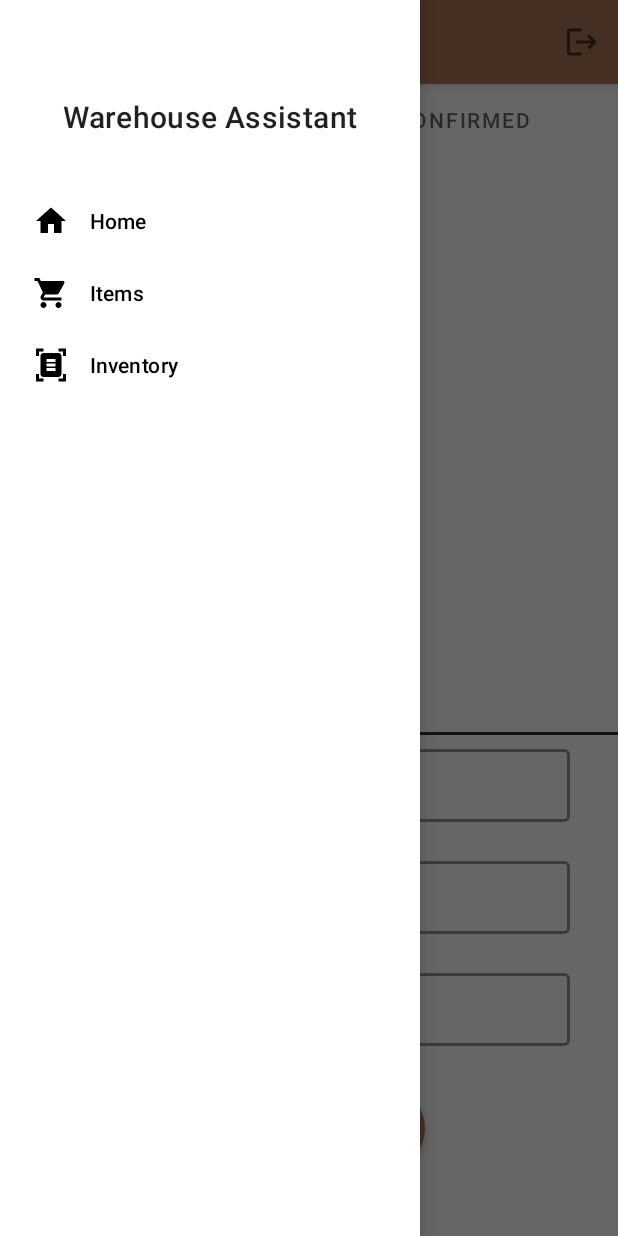
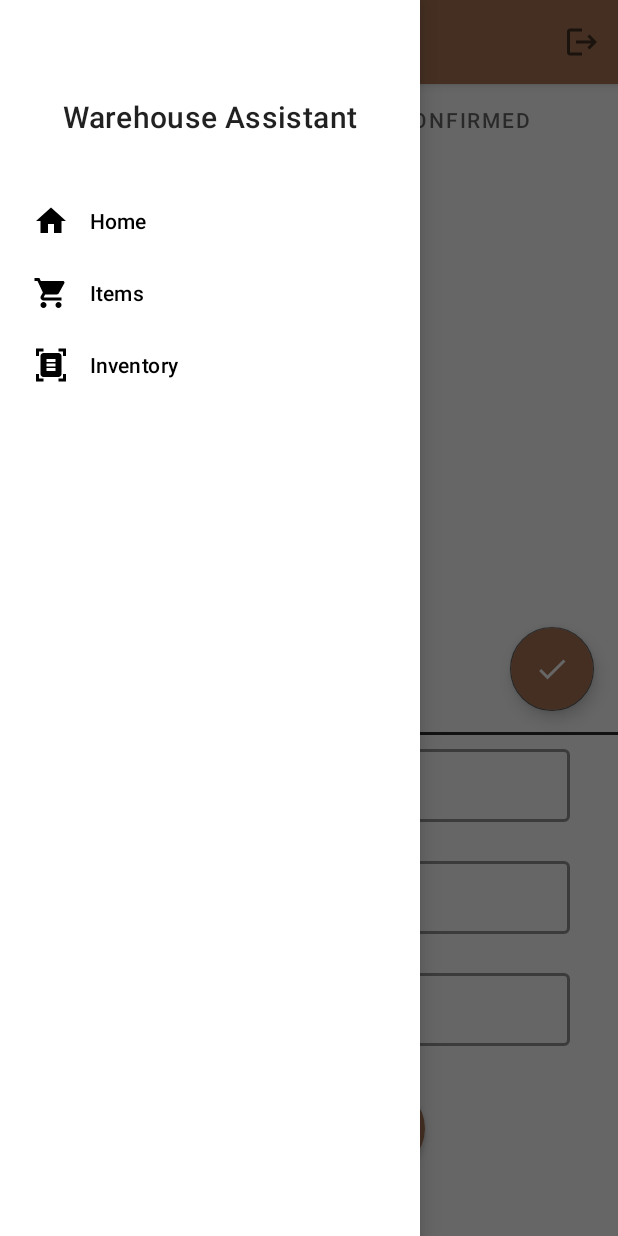
Before and after one commit to Sokols/WarehouseAssistant_AndroidApp, an Android app: the InventoryProcedureFragment screen opened through its navigation route, with the side drawer open, on a phone screen of 412 x 824 dp. Run offline under Robolectric (Android 15) with nearby library versions, the phone set to English and light mode, and no system bars; our stand-ins replace Dagger/Hilt's generated code, Firebase (no records; nobody signed in at launch, a user with empty details on screens opened directly), data binding, navigation-ui.

```diff
--- a/app/src/main/java/pl/sokols/warehouseassistant/ui/main/screens/inventory/procedure/InventoryProcedureFragment.kt
+++ b/app/src/main/java/pl/sokols/warehouseassistant/ui/main/screens/inventory/procedure/InventoryProcedureFragment.kt
@@ -8,6 +8,7 @@ import android.view.ViewGroup
 import androidx.core.content.res.ResourcesCompat
 import androidx.fragment.app.Fragment
 import androidx.fragment.app.viewModels
+import androidx.navigation.Navigation
 import com.google.android.material.tabs.TabLayout
 import dagger.hilt.android.AndroidEntryPoint
 import pl.sokols.warehouseassistant.R
@@ -53,8 +54,8 @@ class InventoryProcedureFragment : Fragment() {
     }
 
     private fun setComponents() {
-        itemsAdapter = ItemListAdapter(mainListener)
-        completedItemsAdapter = ItemListAdapter(mainListener)
+        itemsAdapter = ItemListAdapter(mainListener, isProcedure = true)
+        completedItemsAdapter = ItemListAdapter(mainListener, isProcedure = true)
         binding.itemsRecyclerView.adapter = itemsAdapter
         viewModel.tempItems.observe(viewLifecycleOwner, {
             viewModel.setItems(it)
@@ -83,6 +84,11 @@ class InventoryProcedureFragment : Fragment() {
             }
         }
 
+        binding.finishInvetoryButton.setOnClickListener {
+            Navigation.findNavController(binding.root)
+                .navigate(R.id.action_inventoryProcedureFragment_to_summaryFragment)
+        }
+
         binding.tabLayout.addOnTabSelectedListener(object : TabLayout.OnTabSelectedListener {
             override fun onTabSelected(tab: TabLayout.Tab?) {
                 changeTab(tab)
@@ -96,7 +102,7 @@ class InventoryProcedureFragment : Fragment() {
                 // Unused method
             }
 
-            // swipe adapters related to selected tab
+            // swap adapters related to selected tab
             private fun changeTab(tab: TabLayout.Tab?) {
                 if (tab?.text == getString(R.string.itemsConfirmed)) {
                     resetItems(isCompleted = true)
@@ -108,7 +114,7 @@ class InventoryProcedureFragment : Fragment() {
     }
 
     private fun resetItems(isCompleted: Boolean = false) {
-        if (isCompleted){
+        if (isCompleted) {
             completedItemsAdapter.resetPosition()
             binding.itemsRecyclerView.adapter = completedItemsAdapter
         } else {
--- /dev/null
+++ b/app/src/main/res/drawable/ic_baseline_check_24.xml
@@ -0,0 +1,10 @@
+<vector xmlns:android="http://schemas.android.com/apk/res/android"
+    android:width="24dp"
+    android:height="24dp"
+    android:viewportWidth="24"
+    android:viewportHeight="24"
+    android:tint="?attr/colorControlNormal">
+  <path
+      android:fillColor="@android:color/white"
+      android:pathData="M9,16.17L4.83,12l-1.42,1.41L9,19 21,7l-1.41,-1.41z"/>
+</vector>
--- a/app/src/main/res/layout/inventory_procedure_fragment.xml
+++ b/app/src/main/res/layout/inventory_procedure_fragment.xml
@@ -49,6 +49,22 @@
             app:layout_constraintStart_toStartOf="parent"
             app:layout_constraintTop_toBottomOf="@+id/tabLayout"
             tools:listitem="@layout/item" />
+
+        <com.google.android.material.floatingactionbutton.FloatingActionButton
+            android:id="@+id/finishInvetoryButton"
+            android:layout_width="wrap_content"
+            android:layout_height="wrap_content"
+            android:layout_margin="@dimen/default_padding"
+            android:backgroundTint="?attr/colorPrimary"
+            android:contentDescription="@string/fab_content_desc"
+            app:layout_constraintBottom_toTopOf="@+id/itemScrollView"
+            app:layout_constraintEnd_toEndOf="parent"
+            app:layout_constraintHorizontal_bias="1.0"
+            app:layout_constraintStart_toStartOf="parent"
+            app:layout_constraintTop_toTopOf="parent"
+            app:layout_constraintVertical_bias="1.0"
+            app:srcCompat="@drawable/ic_baseline_check_24"
+            app:tint="@color/white" />
 
         <ScrollView
             android:id="@+id/itemScrollView"
--- a/app/src/main/res/navigation/main_nav.xml
+++ b/app/src/main/res/navigation/main_nav.xml
@@ -28,6 +28,14 @@
             app:popEnterAnim="@android:anim/fade_in"
             app:popExitAnim="@android:anim/fade_out"
             app:popUpTo="@id/inventoryFragment" />
+        <action
+            android:id="@+id/action_inventoryFragment_to_summaryFragment"
+            app:destination="@id/summaryFragment"
+            app:enterAnim="@android:anim/fade_in"
+            app:exitAnim="@android:anim/fade_out"
+            app:popEnterAnim="@android:anim/fade_in"
+            app:popExitAnim="@android:anim/fade_out"
+            app:popUpTo="@id/inventoryFragment" />
     </fragment>
     <fragment
         android:id="@+id/inventoryProcedureFragment"
@@ -41,5 +49,26 @@
             app:exitAnim="@android:anim/fade_out"
             app:popEnterAnim="@android:anim/fade_in"
             app:popExitAnim="@android:anim/fade_out" />
+        <action
+            android:id="@+id/action_inventoryProcedureFragment_to_summaryFragment"
+            app:destination="@id/summaryFragment"
+            app:enterAnim="@android:anim/fade_in"
+            app:exitAnim="@android:anim/fade_out"
+            app:popEnterAnim="@android:anim/fade_in"
+            app:popExitAnim="@android:anim/fade_out"
+            app:popUpTo="@id/inventoryProcedureFragment" />
+    </fragment>
+    <fragment
+        android:id="@+id/summaryFragment"
+        android:name="pl.sokols.warehouseassistant.ui.main.screens.inventory.summary.SummaryFragment"
+        android:label="@string/summary"
+        tools:layout="@layout/summary_fragment" >
+        <action
+            android:id="@+id/action_summaryFragment_to_inventoryFragment"
+            app:destination="@id/inventoryFragment"
+            app:enterAnim="@android:anim/fade_in"
+            app:exitAnim="@android:anim/fade_out"
+            app:popEnterAnim="@android:anim/fade_in"
+            app:popExitAnim="@android:anim/fade_out" />
     </fragment>
 </navigation>
--- a/app/src/main/res/values/strings.xml
+++ b/app/src/main/res/values/strings.xml
@@ -40,4 +40,5 @@
     <string name="id">ID</string>
     <string name="itemsToConfirm">To confirm</string>
     <string name="itemsConfirmed">Confirmed</string>
+    <string name="summary">Summary</string>
 </resources>
```
Also changed, not shown: app/src/main/java/pl/sokols/warehouseassistant/ui/main/adapters/ItemListAdapter.kt (+6 -5 lines), app/src/main/java/pl/sokols/warehouseassistant/ui/main/screens/inventory/summary/SummaryFragment.kt (added, +30 -0 lines), app/src/main/java/pl/sokols/warehouseassistant/ui/main/screens/inventory/summary/SummaryViewModel.kt (added, +9 -0 lines), app/src/main/res/layout/summary_fragment.xml (added, +13 -0 lines), 1 other file.
